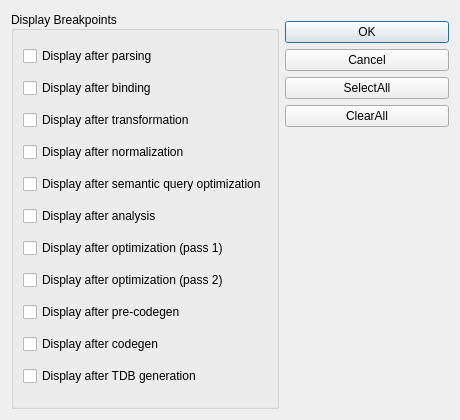
This is core/sql/SqlCompilerDebugger/BreakpointDialog.ui in apache/trafodion as Qt 5 draws it before an edit. The edited form follows.
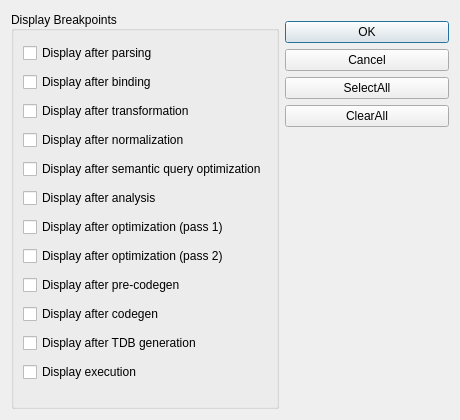
This is the edited form. Icons and pictures are not drawn.

The edit to the form file:
```diff
--- a/core/sql/SqlCompilerDebugger/BreakpointDialog.ui
+++ b/core/sql/SqlCompilerDebugger/BreakpointDialog.ui
@@ -162,6 +162,13 @@
         </property>
        </widget>
       </item>
+      <item>
+       <widget class="QCheckBox" name="chkDisplayExecution">
+        <property name="text">
+         <string>Display execution</string>
+        </property>
+       </widget>
+      </item>
      </layout>
     </widget>
    </item>
```
